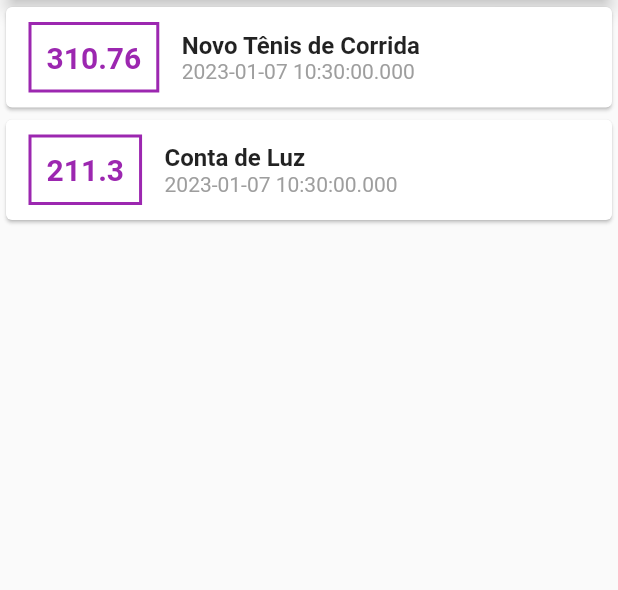
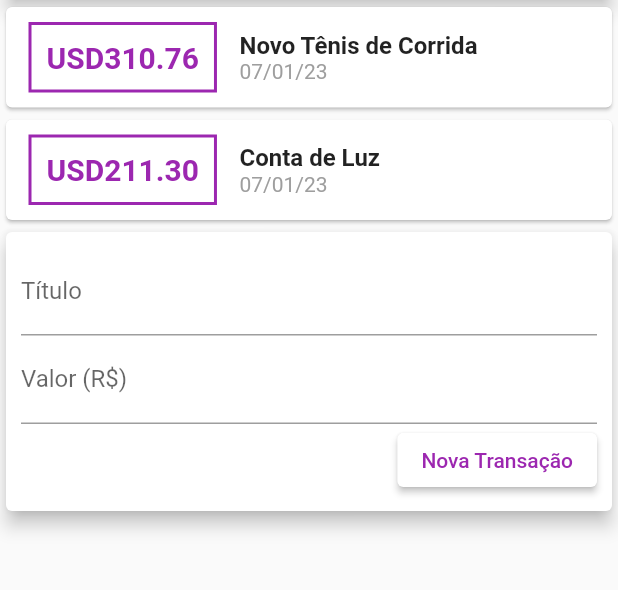
Before and after one commit to LucassCorrea/app_despesas_pessoais, a Flutter app: the screen it shows after launch, on a phone screen of 412 x 824 dp, the part 119-709 px from its top. Run offline on Flutter 3.47's test engine with Material 2 defaults, Android fonts, the phone set to English and light mode, and no system bars; generated files the repository leaves out were written again.

Commit message:
adicionando components e models

```diff
--- a/lib/l10n/app_en.arb
+++ b/lib/l10n/app_en.arb
@@ -1,5 +1,14 @@
 {
     "@@locale": "en",
 
-    "helloWorld" : "Hello World"
+    "helloWorld" : "Hello World",
+    "valor_produto": "{value}",
+    "@valor_produto": {
+        "placeholders": {
+            "value": {
+                "type": "double",
+                "format": "currency"
+            }
+        }
+    }
 }
--- a/lib/l10n/app_pt.arb
+++ b/lib/l10n/app_pt.arb
@@ -1,5 +1,14 @@
 {
     "@@locale": "pt",
 
-    "helloWorld" : "Olá mundo"
+    "helloWorld" : "Olá mundo",
+    "valor_produto": "{value}",
+    "@valor_produto": {
+        "placeholders": {
+            "value": {
+                "type": "double",
+                "format": "currency"
+            }
+        }
+    }
 }
--- a/lib/main.dart
+++ b/lib/main.dart
@@ -1,6 +1,7 @@
-import 'package:app_despesas_pessoais/models/transaction.dart';
+import 'package:app_despesas_pessoais/views/components/transaction_user.dart';
 import 'package:flutter/material.dart';
 import 'package:flutter_gen/gen_l10n/app_localizations.dart';
+// import 'package:intl/intl.dart';
 
 main() => runApp(const ExpensesApp());
 
@@ -9,9 +10,10 @@ class ExpensesApp extends StatelessWidget {
 
   @override
   Widget build(BuildContext context) {
-    return MaterialApp(
+    return const MaterialApp(
       localizationsDelegates: AppLocalizations.localizationsDelegates,
       supportedLocales: AppLocalizations.supportedLocales,
+      // locale: const Locale("en", ""),
       home: MyHomePage(),
       debugShowCheckedModeBanner: false,
     );
@@ -19,22 +21,7 @@ class ExpensesApp extends StatelessWidget {
 }
 
 class MyHomePage extends StatelessWidget {
-  MyHomePage({super.key});
-
-  final _transactions = [
-    Transaction(
-      id: 't1',
-      title: "Novo Tênis de Corrida",
-      value: 310.76,
-      date: DateTime.now(),
-    ),
-    Transaction(
-      id: 't2',
-      title: "Conta de Luz",
-      value: 211.30,
-      date: DateTime.now(),
-    ),
-  ];
+  const MyHomePage({super.key});
 
   @override
   Widget build(BuildContext context) {
@@ -52,57 +39,7 @@ class MyHomePage extends StatelessWidget {
               child: Text("Gráficos"),
             ),
           ),
-          Column(
-              crossAxisAlignment: CrossAxisAlignment.center,
-              mainAxisAlignment: MainAxisAlignment.center,
-              children: _transactions.map((tr) {
-                return Card(
-                  child: Row(
-                    children: [
-                      Container(
-                        margin: const EdgeInsets.symmetric(
-                          horizontal: 15,
-                          vertical: 10,
-                        ),
-                        decoration: BoxDecoration(
-                          border: Border.all(
-                            color: Colors.purple,
-                            width: 2,
-                          ),
-                        ),
-                        padding: const EdgeInsets.all(10),
-                        child: Text(
-                          tr.value.toString(),
-                          style: const TextStyle(
-                            fontWeight: FontWeight.bold,
-                            fontSize: 20,
-                            color: Colors.purple,
-                          ),
-                        ),
-                      ),
-                      Column(
-                        mainAxisAlignment: MainAxisAlignment.center,
-                        crossAxisAlignment: CrossAxisAlignment.start,
-                        children: [
-                          Text(
-                            tr.title,
-                            style: const TextStyle(
-                              fontWeight: FontWeight.bold,
-                              fontSize: 16,
-                            ),
-                          ),
-                          Text(
-                            tr.date.toString(),
-                            style: const TextStyle(
-                              color: Colors.grey,
-                            ),
-                          ),
-                        ],
-                      )
-                    ],
-                  ),
-                );
-              }).toList())
+          const TransactionUser(),
         ],
       ),
     );
--- /dev/null
+++ b/lib/views/components/transaction_form.dart
@@ -0,0 +1,60 @@
+import 'package:flutter/material.dart';
+
+class TransactionForm extends StatelessWidget {
+  const TransactionForm({
+    super.key,
+    required this.onSubmit,
+  });
+
+  final void Function(String, double) onSubmit;
+
+  @override
+  Widget build(BuildContext context) {
+    final titleController = TextEditingController();
+    final valueController = TextEditingController();
+
+    return Card(
+      elevation: 5,
+      child: Padding(
+        padding: const EdgeInsets.all(10),
+        child: Column(
+          children: [
+            TextField(
+              controller: titleController,
+              decoration: const InputDecoration(
+                labelText: "Título",
+              ),
+            ),
+            TextField(
+              controller: valueController,
+              decoration: const InputDecoration(
+                labelText: "Valor (R\$)",
+              ),
+            ),
+            Row(
+              mainAxisAlignment: MainAxisAlignment.end,
+              children: [
+                ElevatedButton(
+                  style: ElevatedButton.styleFrom(
+                    backgroundColor: Colors.white,
+                  ),
+                  onPressed: () {
+                    final title = titleController.text;
+                    final value = double.tryParse(valueController.text) ?? 0.0;
+                    onSubmit(title, value);
+                  },
+                  child: const Text(
+                    "Nova Transação",
+                    style: TextStyle(
+                      color: Colors.purple,
+                    ),
+                  ),
+                ),
+              ],
+            )
+          ],
+        ),
+      ),
+    );
+  }
+}
--- /dev/null
+++ b/lib/views/components/transaction_list.dart
@@ -0,0 +1,69 @@
+import 'package:flutter/material.dart';
+import 'package:app_despesas_pessoais/models/transaction.dart';
+import 'package:intl/intl.dart';
+import 'package:flutter_gen/gen_l10n/app_localizations.dart';
+
+class TransactionList extends StatelessWidget {
+  const TransactionList({
+    super.key,
+    required this.transactions,
+  });
+
+  final List<Transaction> transactions;
+
+  @override
+  Widget build(BuildContext context) {
+    return Column(
+      crossAxisAlignment: CrossAxisAlignment.center,
+      mainAxisAlignment: MainAxisAlignment.center,
+      children: transactions.map((tr) {
+        return Card(
+          child: Row(
+            children: [
+              Container(
+                margin: const EdgeInsets.symmetric(
+                  horizontal: 15,
+                  vertical: 10,
+                ),
+                decoration: BoxDecoration(
+                  border: Border.all(
+                    color: Colors.purple,
+                    width: 2,
+                  ),
+                ),
+                padding: const EdgeInsets.all(10),
+                child: Text(
+                  AppLocalizations.of(context)!.valor_produto(tr.value),
+                  style: const TextStyle(
+                    fontWeight: FontWeight.bold,
+                    fontSize: 20,
+                    color: Colors.purple,
+                  ),
+                ),
+              ),
+              Column(
+                mainAxisAlignment: MainAxisAlignment.center,
+                crossAxisAlignment: CrossAxisAlignment.start,
+                children: [
+                  Text(
+                    tr.title,
+                    style: const TextStyle(
+                      fontWeight: FontWeight.bold,
+                      fontSize: 16,
+                    ),
+                  ),
+                  Text(
+                    DateFormat('dd/MM/yy').format(tr.date),
+                    style: const TextStyle(
+                      color: Colors.grey,
+                    ),
+                  ),
+                ],
+              )
+            ],
+          ),
+        );
+      }).toList(),
+    );
+  }
+}
--- /dev/null
+++ b/lib/views/components/transaction_user.dart
@@ -0,0 +1,53 @@
+import 'dart:math';
+
+import 'package:app_despesas_pessoais/models/transaction.dart';
+import 'package:app_despesas_pessoais/views/components/transaction_list.dart';
+import 'package:app_despesas_pessoais/views/components/transaction_form.dart';
+import 'package:flutter/material.dart';
+
+class TransactionUser extends StatefulWidget {
+  const TransactionUser({super.key});
+
+  @override
+  State<TransactionUser> createState() => _TransactionUserState();
+}
+
+class _TransactionUserState extends State<TransactionUser> {
+  final _transactions = [
+    Transaction(
+      id: 't1',
+      title: "Novo Tênis de Corrida",
+      value: 310.76,
+      date: DateTime.now(),
+    ),
+    Transaction(
+      id: 't2',
+      title: "Conta de Luz",
+      value: 211.30,
+      date: DateTime.now(),
+    )
+  ];
+
+  _addTransaction(String title, double value) {
+    final newTransaction = Transaction(
+      id: Random().nextDouble().toString(),
+      title: title,
+      value: value,
+      date: DateTime.now(),
+    );
+
+    setState(() {
+      _transactions.add(newTransaction);
+    });
+  }
+
+  @override
+  Widget build(BuildContext context) {
+    return Column(
+      children: [
+        TransactionList(transactions: _transactions),
+        TransactionForm(onSubmit: _addTransaction),
+      ],
+    );
+  }
+}
```
Also changed, not shown: 7 other files.
